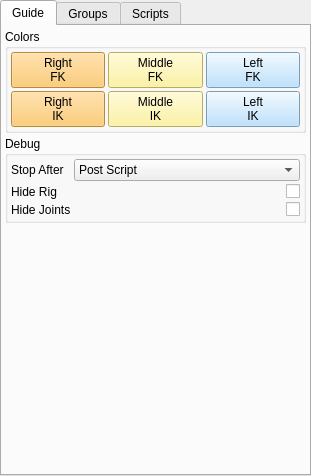
Qt form brigks/gui/ui/guideSettingsWidget.ui (miquelcampos/brigks) before a commit.
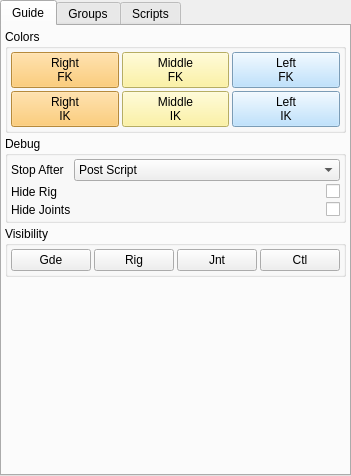
The same form after that commit.

```diff
--- a/brigks/gui/ui/guideSettingsWidget.ui
+++ b/brigks/gui/ui/guideSettingsWidget.ui
@@ -2727,6 +2727,119 @@
          </layout>
         </widget>
        </item>
+       <item>
+        <widget class="QGroupBox" name="uiVisibilityGRP">
+         <property name="title">
+          <string>Visibility</string>
+         </property>
+         <layout class="QGridLayout" name="gridLayout_3">
+          <property name="leftMargin">
+           <number>3</number>
+          </property>
+          <property name="topMargin">
+           <number>3</number>
+          </property>
+          <property name="rightMargin">
+           <number>3</number>
+          </property>
+          <property name="bottomMargin">
+           <number>3</number>
+          </property>
+          <property name="spacing">
+           <number>3</number>
+          </property>
+          <item row="0" column="0">
+           <spacer name="horizontalSpacer">
+            <property name="orientation">
+             <enum>Qt::Horizontal</enum>
+            </property>
+            <property name="sizeHint" stdset="0">
+             <size>
+              <width>40</width>
+              <height>20</height>
+             </size>
+            </property>
+           </spacer>
+          </item>
+          <item row="0" column="4">
+           <widget class="QPushButton" name="uiAllCtlBTN">
+            <property name="sizePolicy">
+             <sizepolicy hsizetype="Fixed" vsizetype="Fixed">
+              <horstretch>0</horstretch>
+              <verstretch>0</verstretch>
+             </sizepolicy>
+            </property>
+            <property name="minimumSize">
+             <size>
+              <width>0</width>
+              <height>0</height>
+             </size>
+            </property>
+            <property name="text">
+             <string>Ctl</string>
+            </property>
+           </widget>
+          </item>
+          <item row="0" column="1">
+           <widget class="QPushButton" name="uiAllGdeBTN">
+            <property name="sizePolicy">
+             <sizepolicy hsizetype="Fixed" vsizetype="Fixed">
+              <horstretch>0</horstretch>
+              <verstretch>0</verstretch>
+             </sizepolicy>
+            </property>
+            <property name="minimumSize">
+             <size>
+              <width>0</width>
+              <height>0</height>
+             </size>
+            </property>
+            <property name="text">
+             <string>Gde</string>
+            </property>
+           </widget>
+          </item>
+          <item row="0" column="2">
+           <widget class="QPushButton" name="uiAllRigBTN">
+            <property name="sizePolicy">
+             <sizepolicy hsizetype="Fixed" vsizetype="Fixed">
+              <horstretch>0</horstretch>
+              <verstretch>0</verstretch>
+             </sizepolicy>
+            </property>
+            <property name="minimumSize">
+             <size>
+              <width>0</width>
+              <height>0</height>
+             </size>
+            </property>
+            <property name="text">
+             <string>Rig</string>
+            </property>
+           </widget>
+          </item>
+          <item row="0" column="3">
+           <widget class="QPushButton" name="uiAllJntBTN">
+            <property name="sizePolicy">
+             <sizepolicy hsizetype="Fixed" vsizetype="Fixed">
+              <horstretch>0</horstretch>
+              <verstretch>0</verstretch>
+             </sizepolicy>
+            </property>
+            <property name="minimumSize">
+             <size>
+              <width>0</width>
+              <height>0</height>
+             </size>
+            </property>
+            <property name="text">
+             <string>Jnt</string>
+            </property>
+           </widget>
+          </item>
+         </layout>
+        </widget>
+       </item>
        <item>
         <spacer name="verticalSpacer">
          <property name="orientation">
```
